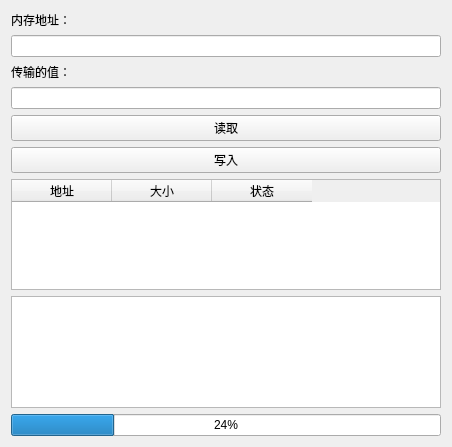
Old version of the form Process/Process.ui in the repository 3737cc/C-C--.
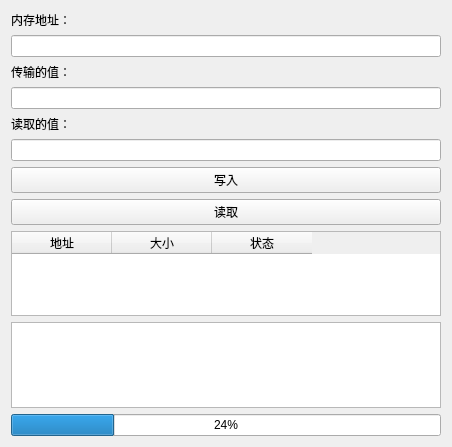
New version of the form.

Patch:
```diff
--- a/Process/Process.ui
+++ b/Process/Process.ui
@@ -36,12 +36,15 @@
      <widget class="QLineEdit" name="valueInput"/>
     </item>
     <item>
-     <widget class="QPushButton" name="readButton">
+     <widget class="QLabel" name="valueOutputLabel">
       <property name="text">
-       <string>读取</string>
+       <string>读取的值：</string>
       </property>
      </widget>
     </item>
+    <item>
+     <widget class="QLineEdit" name="valueOutput"/>
+    </item>
     <item>
      <widget class="QPushButton" name="writeButton">
       <property name="text">
@@ -49,6 +52,13 @@
       </property>
      </widget>
     </item>
+    <item>
+     <widget class="QPushButton" name="readButton">
+      <property name="text">
+       <string>读取</string>
+      </property>
+     </widget>
+    </item>
     <item>
      <widget class="QTableWidget" name="memoryBlockTable">
       <column>
```
Left out of the diff: 2 changed lines with no effect on the pictures.
